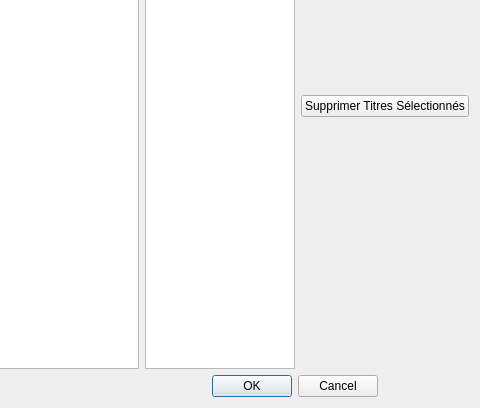
First picture: the form in projet-musique/core/DialogModifierAlbum.ui, repository toopoormaghell/projet-musique, before the edit; both pictures show x 594 to 1074 and y 352 to 760 of the 1074 by 760 pixel window.
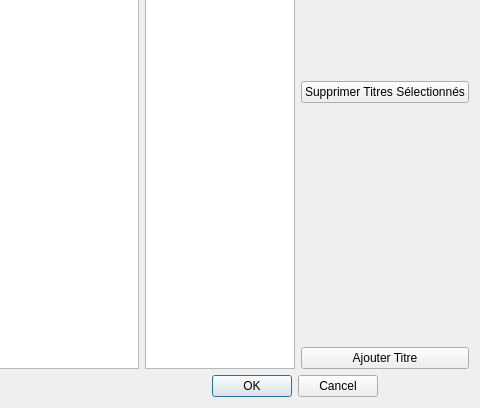
Second picture: the form after the edit.

The edit to the form file:
```diff
--- a/projet-musique/core/DialogModifierAlbum.ui
+++ b/projet-musique/core/DialogModifierAlbum.ui
@@ -272,6 +272,13 @@
          </property>
         </spacer>
        </item>
+       <item>
+        <widget class="QPushButton" name="AjouterTitre">
+         <property name="text">
+          <string>Ajouter Titre</string>
+         </property>
+        </widget>
+       </item>
       </layout>
      </item>
     </layout>
```
